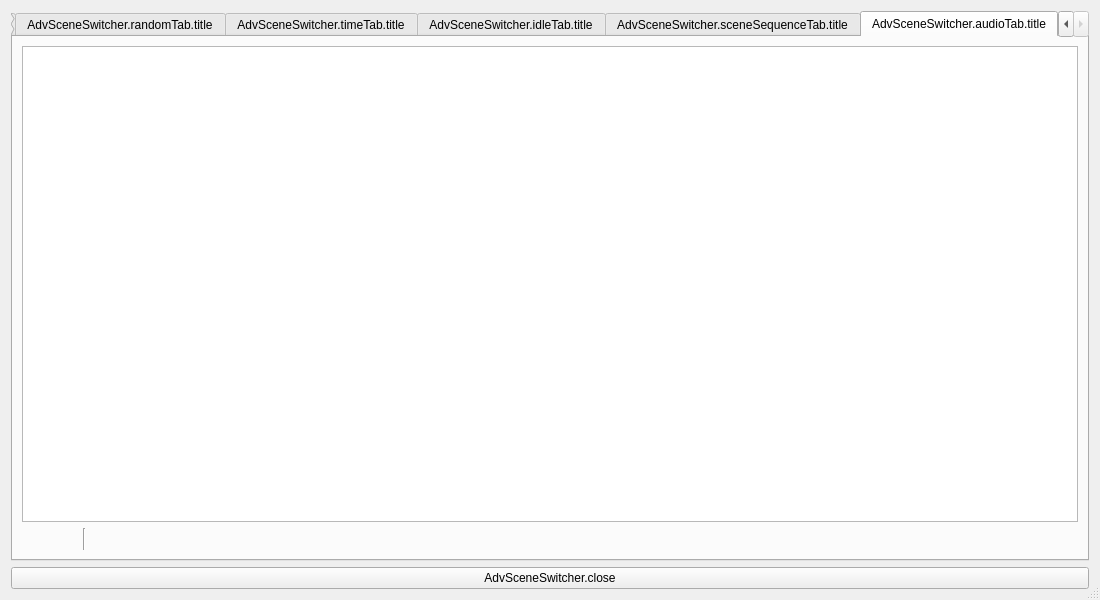
Above: forms/advanced-scene-switcher.ui from WarmUpTill/SceneSwitcher before the change. Below: the same form after it.
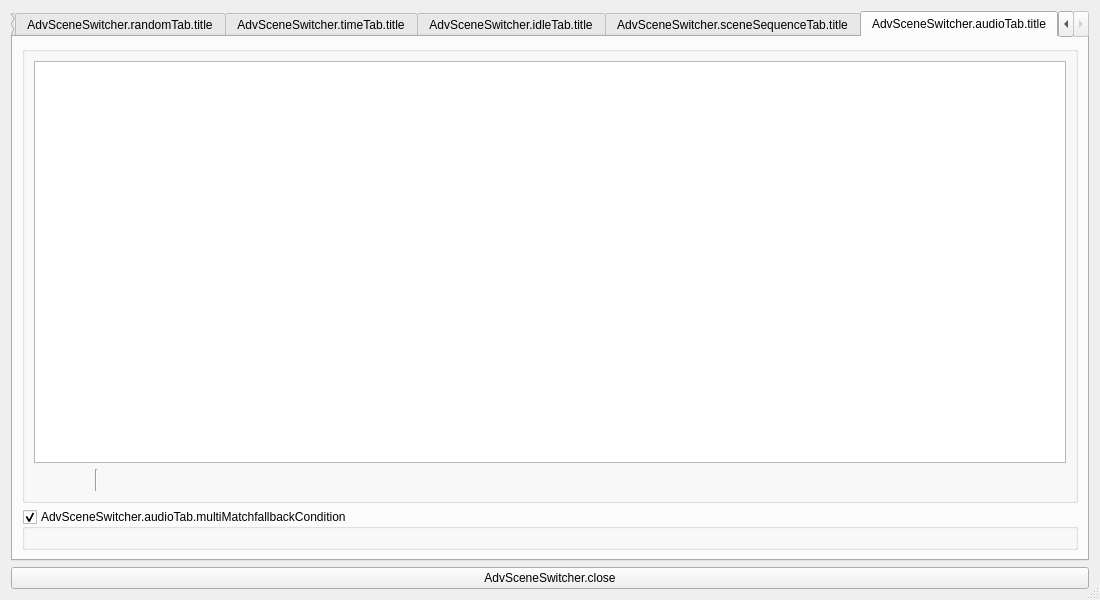
That is the form after the change. The open tabs and pages were chosen to show the change. Icons and pictures are not drawn.

Commit message: add fallback option if multiple audio matches are active

Patch:
```diff
--- a/forms/advanced-scene-switcher.ui
+++ b/forms/advanced-scene-switcher.ui
@@ -2830,6 +2830,12 @@
       </attribute>
       <layout class="QVBoxLayout" name="verticalLayout_9">
        <item>
+        <widget class="QGroupBox" name="groupBox_4">
+         <property name="title">
+          <string/>
+         </property>
+         <layout class="QVBoxLayout" name="verticalLayout_22">
+          <item>
         <widget class="QListWidget" name="audioSwitches">
          <property name="sizePolicy">
           <sizepolicy hsizetype="Expanding" vsizetype="Expanding">
@@ -2975,6 +2981,27 @@
           </spacer>
          </item>
         </layout>
+          </item>
+         </layout>
+        </widget>
+       </item>
+       <item>
+        <widget class="QGroupBox" name="audioFallback">
+         <property name="title">
+          <string>AdvSceneSwitcher.audioTab.multiMatchfallbackCondition</string>
+         </property>
+         <property name="flat">
+          <bool>false</bool>
+         </property>
+         <property name="checkable">
+          <bool>true</bool>
+         </property>
+         <layout class="QVBoxLayout" name="verticalLayout_23">
+          <item>
+           <layout class="QHBoxLayout" name="audioFallbackLayout"/>
+          </item>
+         </layout>
+        </widget>
        </item>
       </layout>
      </widget>
```
Lines whose indentation alone changed are shown as unchanged. The commit also changes 6 other files.
